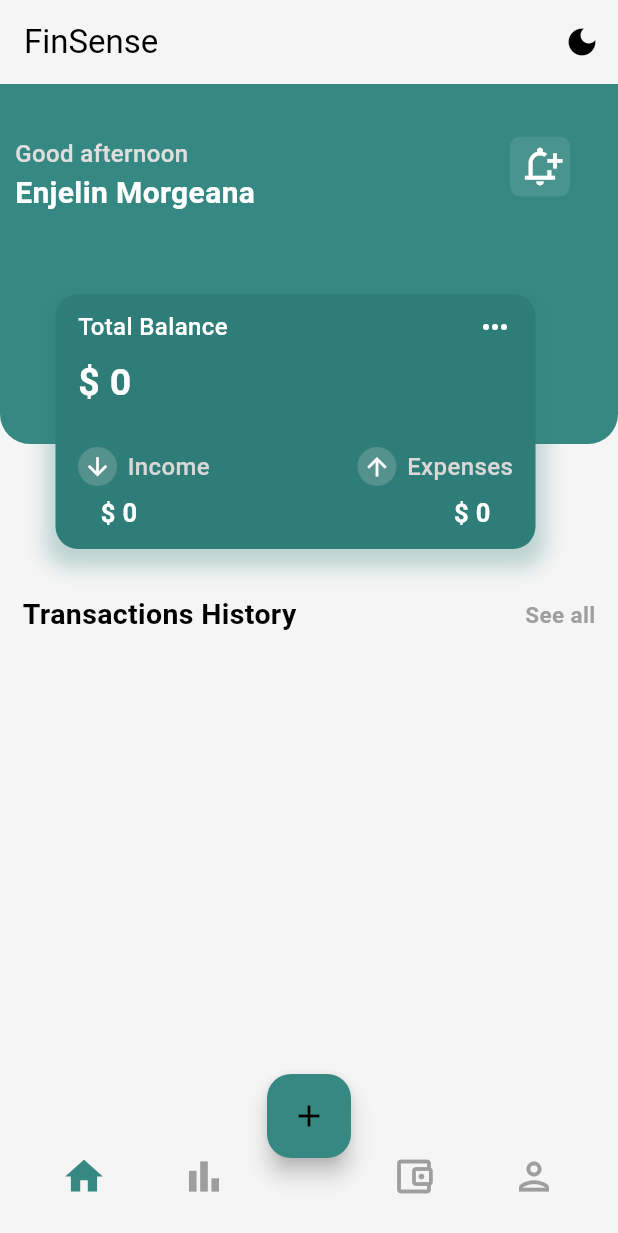
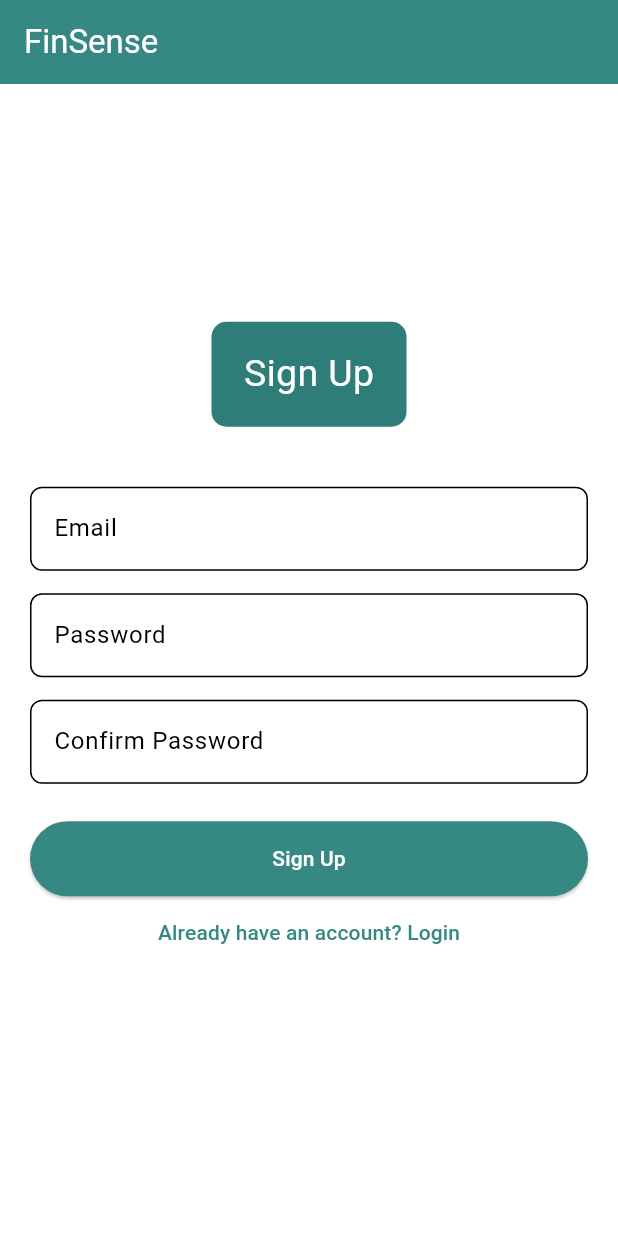
Before and after one commit to Satyajitpanda17/finsense, a Flutter app: the screen it shows after launch, on a phone screen of 412 x 824 dp. Shown: the top 1233 px of the screen. Run offline on Flutter 3.47's test engine with Material 3 defaults, Android fonts, the phone set to English and light mode, and no system bars; our stand-ins replace hive, hive_flutter, syncfusion_flutter_charts; accounts and stored records are empty.

Commit message:
UI updates done

```diff
--- /dev/null
+++ b/lib/common/custom_text_form_field.dart
@@ -0,0 +1,39 @@
+import 'package:finsense/constants/colors.dart';
+import 'package:flutter/material.dart';
+
+class CustomTextFormField extends StatelessWidget {
+  final TextEditingController controller;
+  final String label;
+  final bool isPassword;
+  final String? Function(String?)? validator;
+  final TextInputType keyboardType;
+
+  const CustomTextFormField({
+    super.key,
+    required this.controller,
+    required this.label,
+    this.isPassword = false,
+    this.validator,
+    this.keyboardType = TextInputType.text,
+  });
+
+  @override
+  Widget build(BuildContext context) {
+    return TextFormField(
+      controller: controller,
+      obscureText: isPassword,
+      keyboardType: keyboardType,
+      decoration: InputDecoration(
+        labelText: label,
+        border: OutlineInputBorder(
+          borderRadius: BorderRadius.circular(8),
+        ),
+        focusedBorder: OutlineInputBorder(
+          borderSide: const BorderSide(color: AppColors.primary),
+          borderRadius: BorderRadius.circular(8),
+        ),
+      ),
+      validator: validator,
+    );
+  }
+}
--- a/lib/common/widgets/bootom_bar.dart
+++ b/lib/common/widgets/bootom_bar.dart
@@ -1,5 +1,6 @@
 import 'package:finsense/views/screens/add_screen.dart';
 import 'package:finsense/views/screens/home_screen.dart';
+import 'package:finsense/views/screens/profile_screen.dart';
 import 'package:finsense/views/screens/statistics.dart';
 import 'package:flutter/material.dart';
 
@@ -12,7 +13,7 @@ class BottomBar extends StatefulWidget {
 
 class _BottomBarState extends State<BottomBar> {
   int index_color = 0;
-  List Screen = [HomeScreen(), StatisticsScreen()];
+  List Screen = [HomeScreen(), StatisticsScreen(), StatisticsScreen(), ProfileScreen( userName : 'Satyajit')];
   @override
   Widget build(BuildContext context) {
    return Scaffold(
--- a/lib/main.dart
+++ b/lib/main.dart
@@ -1,5 +1,6 @@
 import 'package:finsense/common/widgets/bootom_bar.dart';
 import 'package:finsense/data/model/add_data.dart';
+import 'package:finsense/views/screens/auth/screens/singup_screen.dart';
 import 'package:finsense/views/screens/home_screen.dart';
 import 'package:flutter/material.dart';
 import 'package:hive/hive.dart';
@@ -48,7 +49,7 @@ class MyApp extends StatelessWidget {
     cardColor: Color(0xFF1E1E1E),
   ),
   //themeMode: ThemeMode.system,
-      home: const BottomBar()
+      home: const SignupScreen()
     );
   }
 }
--- /dev/null
+++ b/lib/views/screens/auth/screens/singup_screen.dart
@@ -0,0 +1,123 @@
+import 'package:finsense/common/custom_text_form_field.dart';
+import 'package:finsense/constants/colors.dart';
+import 'package:flutter/material.dart';
+import 'login_screen.dart';
+
+class SignupScreen extends StatefulWidget {
+  const SignupScreen({super.key});
+
+  @override
+  State<SignupScreen> createState() => _SignupScreenState();
+}
+
+class _SignupScreenState extends State<SignupScreen> {
+  final _formKey = GlobalKey<FormState>();
+  final emailController = TextEditingController();
+  final passwordController = TextEditingController();
+  final confirmPasswordController = TextEditingController();
+
+  void signup() {
+    if (_formKey.currentState!.validate()) {
+      // TODO: Connect to backend API here
+      ScaffoldMessenger.of(context).showSnackBar(
+        const SnackBar(content: Text('Signed up successfully!')),
+      );
+      Navigator.pushReplacement(
+        context,
+        MaterialPageRoute(builder: (context) => const LoginScreen()),
+      );
+    }
+  }
+
+  @override
+  Widget build(BuildContext context) {
+    return Scaffold(
+      backgroundColor: Colors.white,
+      appBar: AppBar(
+        title: const Text("FinSense"),
+        backgroundColor: AppColors.primary,
+        foregroundColor: Colors.white,
+      ),
+      body: Column(
+        mainAxisAlignment: MainAxisAlignment.center,
+        children: [
+          Container(
+            height : 70,
+            width : 130,
+            decoration: BoxDecoration(
+              color: AppColors.secondary,
+              borderRadius: BorderRadius.circular(10)
+            ),
+            alignment: Alignment.center,
+             child: Text('Sign Up', style : TextStyle(color : Colors.white,fontSize: 25)),
+          ),
+          const SizedBox(height: 20),
+          Padding(
+        padding: const EdgeInsets.all(20),
+        child: Form(
+          key: _formKey,
+          child: Column(
+            mainAxisAlignment: MainAxisAlignment.center,
+            children: [
+              CustomTextFormField(
+                              controller: emailController,
+                             label: "Email",
+                             keyboardType: TextInputType.emailAddress,
+                             validator: (value) {
+                                if (value == null || value.isEmpty) return "Enter your email";
+                                if (!value.contains("@")) return "Enter a valid email";
+                                return null;
+                              },
+                            ),
+
+              const SizedBox(height: 15),
+               CustomTextFormField(
+                controller: passwordController,
+                  label: "Password",
+                      isPassword: true,
+                        validator: (value) {
+                    if (value == null || value.length < 6) return "Password must be at least 6 characters";
+                       return null;
+                     },
+                      ),
+              const SizedBox(height: 15),
+              CustomTextFormField(
+                controller: confirmPasswordController,
+                isPassword: true,
+                label: "Confirm Password",
+                validator: (value) {
+                  if (value != passwordController.text) {
+                    return "Passwords do not match";
+                  }
+                  return null;
+                },
+              ),
+              const SizedBox(height: 25),
+              ElevatedButton(
+                style: ElevatedButton.styleFrom(
+                  backgroundColor: AppColors.primary,
+                  foregroundColor: Colors.white,
+                  minimumSize: const Size(double.infinity, 50),
+                ),
+                onPressed: signup,
+                child: const Text("Sign Up"),
+              ),
+              TextButton(
+                onPressed: () {
+                  Navigator.pushReplacement(
+                    context,
+                    MaterialPageRoute(builder: (context) => const LoginScreen()),
+                  );
+                },
+                child: const Text("Already have an account? Login"),
+              )
+            ],
+          ),
+        ),
+      ),
+
+          ]
+        ),
+    );
+  }
+}
```
Also changed, not shown: lib/views/screens/auth/screens/login_screen.dart (added, +108 -0 lines), lib/views/screens/profile_screen.dart (added, +207 -0 lines), assets/images/profile.png (added).
